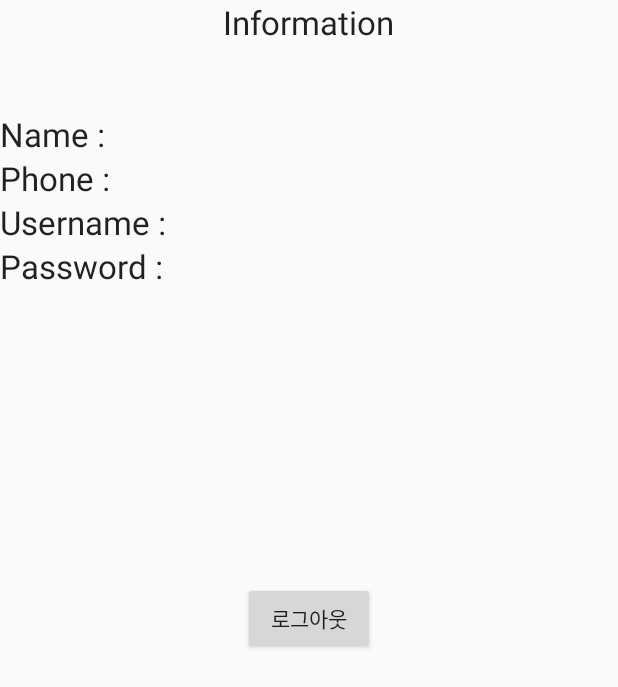
After one commit to kstghkm/Piggy_B, an Android app: the DisplayInfo screen opened directly, with no data from a screen before it, on a phone screen of 412 x 824 dp. The commit adds this screen. Shown: the top 687 px of the screen. Run offline under Robolectric (Android 15) with nearby library versions, the phone set to English and light mode, and no system bars.

Commit message:
로그인, 회원가입

```diff
--- a/Piggy-B/app/build.gradle
+++ b/Piggy-B/app/build.gradle
@@ -6,7 +6,7 @@ android {
 
     defaultConfig {
         applicationId "company.co.kr.piggy_b"
-        minSdkVersion 21
+        minSdkVersion 23
         targetSdkVersion 23
         versionCode 1
         versionName "1.0"
@@ -17,10 +17,12 @@ android {
             proguardFiles getDefaultProguardFile('proguard-android.txt'), 'proguard-rules.pro'
         }
     }
+    useLibrary 'org.apache.http.legacy'
 }
 
 dependencies {
     compile fileTree(dir: 'libs', include: ['*.jar'])
     testCompile 'junit:junit:4.12'
     compile 'com.android.support:appcompat-v7:23.3.0'
+   // compile 'org.apache.httpcomponents:httpclient:4.5'
 }
--- a/Piggy-B/app/src/main/AndroidManifest.xml
+++ b/Piggy-B/app/src/main/AndroidManifest.xml
@@ -2,6 +2,7 @@
 <manifest xmlns:android="http://schemas.android.com/apk/res/android"
     package="company.co.kr.piggy_b">
 
+    <uses-permission android:name="android.permission.INTERNET"></uses-permission>
     <application
         android:allowBackup="true"
         android:icon="@mipmap/ic_launcher"
@@ -14,8 +15,9 @@
                 <category android:name="android.intent.category.LAUNCHER"/>
             </intent-filter>
         </activity>
-        <activity android:name=".Display"></activity>
-        <activity android:name=".SignUp"></activity>
+        <activity android:name=".DisplayInfo"></activity>
+        <activity android:name=".Register"></activity>
+
     </application>
 
 </manifest>
--- /dev/null
+++ b/Piggy-B/app/src/main/java/company/co/kr/piggy_b/DisplayInfo.java
@@ -0,0 +1,67 @@
+package company.co.kr.piggy_b;
+
+import android.app.Activity;
+import android.content.Intent;
+import android.os.Bundle;
+import android.view.View;
+import android.widget.TextView;
+
+/**
+ * Created by user on 2016-05-25.
+ */
+public class DisplayInfo extends Activity {
+
+    TextView tvname, tvphone, tvusername, tvpassword;
+
+    LocalDB localDB;
+    @Override
+    protected void onCreate(Bundle savedInstanceState) {
+        super.onCreate(savedInstanceState);
+        setContentView(R.layout.display_info);
+        /*
+        String username = getIntent().getStringExtra("USERNAME");
+        TextView tv = (TextView)findViewById(R.id.TVid);
+        tv.setText(username);
+        */
+
+        tvname = (TextView) findViewById(R.id.show_name);
+        tvphone = (TextView)findViewById(R.id.show_phone);
+        tvusername = (TextView)findViewById(R.id.show_uname);
+        tvpassword = (TextView)findViewById(R.id.show_pass);
+
+        localDB = new LocalDB(this);
+    }
+
+    @Override
+    protected void onStart() {
+        super.onStart();
+
+        if(authenticate() == true){
+            displayContactDetails();
+        }
+        else{
+            Intent intent = new Intent(DisplayInfo.this, MainActivity.class);
+            startActivity(intent);
+        }
+    }
+
+    private boolean authenticate(){
+        return localDB.getUserLoggedIn();
+    }
+
+    private void displayContactDetails(){
+        Contact contact = localDB.getLoggedInUser();
+        tvname.setText(contact.name);
+        tvphone.setText(contact.phone);
+        tvusername.setText(contact.username);
+        tvpassword.setText(contact.password);
+    }
+    public void onLogoutClick(View view){
+        localDB.clearData();
+        localDB.setUserLoggedIn(false);
+
+        Intent intent = new Intent(DisplayInfo.this, MainActivity.class);
+        startActivity(intent);
+
+    }
+}
--- /dev/null
+++ b/Piggy-B/app/src/main/java/company/co/kr/piggy_b/LocalDB.java
@@ -0,0 +1,55 @@
+package company.co.kr.piggy_b;
+
+import android.content.Context;
+import android.content.SharedPreferences;
+
+/**
+ * Created by user on 2016-06-01.
+ */
+public class LocalDB {
+    public static final String SP_NAME = "UserDetails";
+    SharedPreferences localDB;
+
+    public LocalDB(Context context){
+        localDB = context.getSharedPreferences(SP_NAME, 0);
+    }
+
+    public void storeData(Contact contact){
+        SharedPreferences.Editor spEditor = localDB.edit();
+        spEditor.putString("name", contact.name);
+        spEditor.putString("phone", contact.phone);
+        spEditor.putString("username", contact.username);
+        spEditor.putString("password", contact.password);
+        spEditor.commit();
+    }
+
+    public Contact getLoggedInUser(){
+        String name = localDB.getString("name", "");
+        String phone = localDB.getString("phone", "");
+        String username = localDB.getString("username", "");
+        String password = localDB.getString("password", "");
+
+        Contact storedContact = new Contact(name, phone, username, password);
+
+        return  storedContact;
+    }
+
+    public void setUserLoggedIn(boolean loggedIn){
+        SharedPreferences.Editor spEditor = localDB.edit();
+        spEditor.putBoolean("loggedIn", loggedIn);
+        spEditor.commit();
+    }
+
+    public boolean getUserLoggedIn(){
+        if(localDB.getBoolean("loggedIn", false))
+            return true;
+        else
+            return false;
+    }
+
+    public void clearData(){
+        SharedPreferences.Editor spEditor = localDB.edit();
+        spEditor.clear();
+        spEditor.commit();
+    }
+}
--- /dev/null
+++ b/Piggy-B/app/src/main/res/layout/display_info.xml
@@ -0,0 +1,97 @@
+<?xml version="1.0" encoding="utf-8"?>
+<RelativeLayout xmlns:android="http://schemas.android.com/apk/res/android"
+    android:layout_width="match_parent"
+    android:layout_height="match_parent">
+
+    <TextView
+        android:layout_width="wrap_content"
+        android:layout_height="wrap_content"
+        android:textAppearance="?android:attr/textAppearanceLarge"
+        android:text="Information"
+        android:id="@+id/textView9"
+        android:layout_alignParentTop="true"
+        android:layout_centerHorizontal="true" />
+
+    <TextView
+        android:layout_width="wrap_content"
+        android:layout_height="wrap_content"
+        android:textAppearance="?android:attr/textAppearanceLarge"
+        android:text="Name :"
+        android:id="@+id/textView10"
+        android:layout_below="@+id/textView9"
+        android:layout_alignParentStart="true"
+        android:layout_marginTop="45dp" />
+
+    <TextView
+        android:layout_width="wrap_content"
+        android:layout_height="wrap_content"
+        android:textAppearance="?android:attr/textAppearanceLarge"
+        android:id="@+id/show_name"
+        android:layout_alignBottom="@+id/textView10"
+        android:layout_alignStart="@+id/textView9"
+        android:layout_alignTop="@+id/textView10"
+        android:layout_alignParentEnd="true" />
+
+    <TextView
+        android:layout_width="wrap_content"
+        android:layout_height="wrap_content"
+        android:textAppearance="?android:attr/textAppearanceLarge"
+        android:text="Phone :"
+        android:id="@+id/textView12"
+        android:layout_below="@+id/textView10"
+        android:layout_alignParentStart="true" />
+
+    <TextView
+        android:layout_width="wrap_content"
+        android:layout_height="wrap_content"
+        android:textAppearance="?android:attr/textAppearanceLarge"
+        android:text="Username :"
+        android:id="@+id/textView13"
+        android:layout_below="@+id/textView12"
+        android:layout_alignParentStart="true" />
+
+    <TextView
+        android:layout_width="wrap_content"
+        android:layout_height="wrap_content"
+        android:textAppearance="?android:attr/textAppearanceLarge"
+        android:id="@+id/show_phone"
+        android:layout_alignEnd="@+id/show_name"
+        android:layout_alignBottom="@+id/textView12"
+        android:layout_alignStart="@+id/show_name" />
+
+    <TextView
+        android:layout_width="wrap_content"
+        android:layout_height="wrap_content"
+        android:textAppearance="?android:attr/textAppearanceLarge"
+        android:id="@+id/show_uname"
+        android:layout_below="@+id/show_phone"
+        android:layout_alignStart="@+id/show_phone"
+        android:layout_alignEnd="@+id/show_phone" />
+
+    <TextView
+        android:layout_width="wrap_content"
+        android:layout_height="wrap_content"
+        android:textAppearance="?android:attr/textAppearanceLarge"
+        android:text="Password :"
+        android:id="@+id/textView16"
+        android:layout_below="@+id/textView13"
+        android:layout_alignParentStart="true" />
+
+    <TextView
+        android:layout_width="wrap_content"
+        android:layout_height="wrap_content"
+        android:textAppearance="?android:attr/textAppearanceLarge"
+        android:id="@+id/show_pass"
+        android:layout_alignStart="@+id/show_uname"
+        android:layout_alignTop="@+id/textView16"
+        android:layout_alignEnd="@+id/show_uname" />
+
+    <Button
+        android:layout_width="wrap_content"
+        android:layout_height="wrap_content"
+        android:text="로그아웃"
+        android:id="@+id/bLogout"
+        android:layout_centerVertical="true"
+        android:layout_centerHorizontal="true"
+        android:onClick="onLogoutClick" />
+</RelativeLayout>
```
Also changed, not shown: Piggy-B/app/src/main/java/company/co/kr/piggy_b/Contact.java (added, +21 -0 lines), Piggy-B/app/src/main/java/company/co/kr/piggy_b/Display.java (deleted, +0 -19 lines), Piggy-B/app/src/main/java/company/co/kr/piggy_b/GetUserCallback.java (added, +8 -0 lines), Piggy-B/app/src/main/java/company/co/kr/piggy_b/MainActivity.java (+45 -13 lines), Piggy-B/app/src/main/java/company/co/kr/piggy_b/Register.java (added, +59 -0 lines), Piggy-B/app/src/main/java/company/co/kr/piggy_b/ServerRequests.java (added, +173 -0 lines), Piggy-B/app/src/main/java/company/co/kr/piggy_b/SignUp.java (deleted, +0 -40 lines), Piggy-B/app/src/main/res/layout/activity_main.xml (+5 -5 lines), Piggy-B/app/src/main/res/layout/register.xml (renamed from Piggy-B/app/src/main/res/layout/signup.xml, +15 -6 lines), 2 other files.
